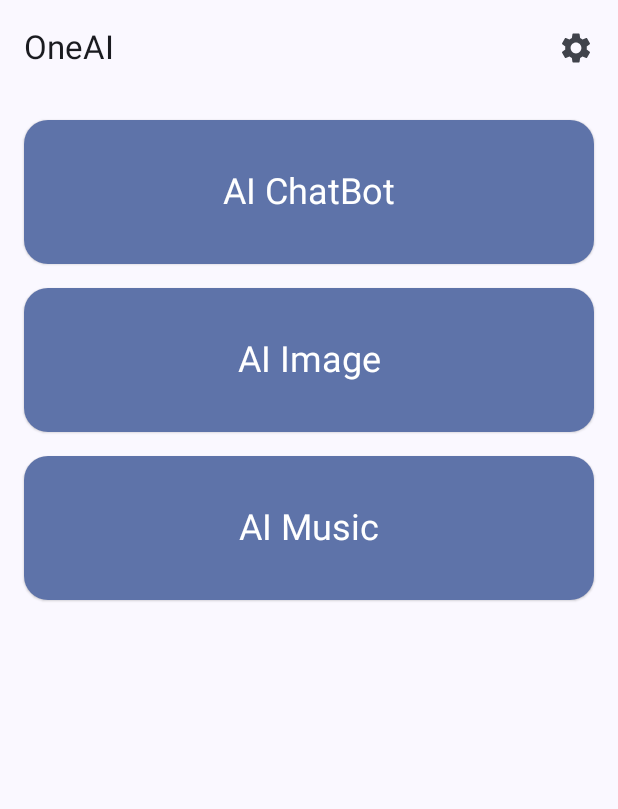
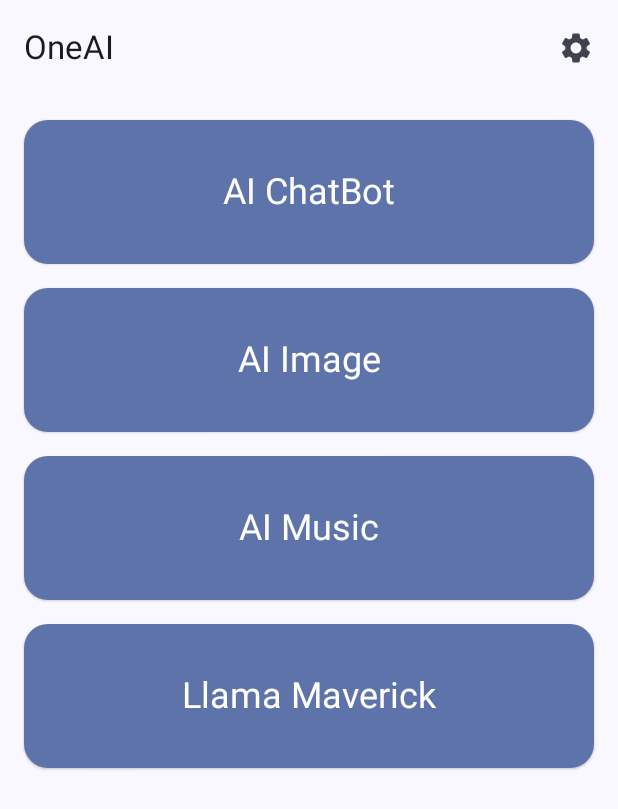
Before and after one commit to Android-by-Kotlin/OneAI-Avatar, an Android app built with Jetpack Compose: the screen it shows after launch (MainActivity), on a phone screen of 412 x 824 dp. Shown: the top 809 px of the screen. Run offline under Robolectric (Android 15) with nearby library versions, the phone set to English and light mode, and no system bars.

Commit message:
added new LLM llama 4 mavrick model in seperate screen

```diff
--- a/app/src/main/java/max/ohm/noai/chatbot/MessageBubble.kt
+++ b/app/src/main/java/max/ohm/noai/chatbot/MessageBubble.kt
@@ -37,7 +37,6 @@ fun MessageBubble(message: Message) {
             ),
             colors = CardDefaults.cardColors(
                 containerColor = if (message.isUser) MaterialTheme.colorScheme.primaryContainer else MaterialTheme.colorScheme.secondaryContainer
-
             )
         ) {
             Column(modifier = Modifier.padding(10.dp)) {
--- a/app/src/main/java/max/ohm/noai/homescreen/HomeScreen.kt
+++ b/app/src/main/java/max/ohm/noai/homescreen/HomeScreen.kt
@@ -123,6 +123,30 @@ fun HomeScreen(navController: NavController) {
                 }
             }
 
+            // Llama Maverick Card
+            ElevatedCard(
+                onClick = { navController.navigate("llamaMaverick") }, // Navigate to Llama Maverick screen
+                modifier = Modifier.fillMaxWidth(),
+                shape = RoundedCornerShape(16.dp),
+                colors = CardDefaults.elevatedCardColors(
+                    containerColor = MaterialTheme.colorScheme.primaryContainer // Light blue color
+                )
+            ) {
+                Row(
+                    modifier = Modifier
+                        .padding(16.dp)
+                        .fillMaxWidth(),
+                    verticalAlignment = Alignment.CenterVertically,
+                    horizontalArrangement = Arrangement.SpaceBetween
+                ) {
+                    // Placeholder for Llama Maverick image
+                    Spacer(modifier = Modifier.size(64.dp)) // Placeholder size
+                    Text("Llama Maverick", style = MaterialTheme.typography.headlineSmall)
+                    // Placeholder for Llama Maverick image
+                    Spacer(modifier = Modifier.size(64.dp)) // Placeholder size
+                }
+            }
+
         }
     }
 }
--- a/app/src/main/java/max/ohm/noai/navigationsystem/AppNavigation.kt
+++ b/app/src/main/java/max/ohm/noai/navigationsystem/AppNavigation.kt
@@ -2,20 +2,20 @@ package max.ohm.noai.navigationsystem
 
 import androidx.compose.runtime.Composable
 import androidx.lifecycle.viewmodel.compose.viewModel
+import androidx.navigation.NavType
 import androidx.navigation.compose.NavHost
 import androidx.navigation.compose.composable
 import androidx.navigation.compose.rememberNavController
+import androidx.navigation.navArgument
 import max.ohm.noai.chatbot.ChatBotScreen
+import max.ohm.noai.chatbot.UnifiedChatBotViewModel
 import max.ohm.noai.homescreen.HomeScreen
 import max.ohm.noai.imagegeneration.ImageGeneratorScreen
-import max.ohm.noai.imagegeneration.UnifiedImageViewModel // Import the new ViewModel
-import max.ohm.noai.ai_music.AiMusicScreen
-import max.ohm.noai.ai_music.AiMusicViewModel
+import max.ohm.noai.imagegeneration.UnifiedImageViewModel
+import max.ohm.noai.llama4mavrick.LlamaMaverickChatScreen
+import max.ohm.noai.llama4mavrick.LlamaMaverickViewModel
 import max.ohm.noai.musicgeneration.MusicGeneratorScreen
 import max.ohm.noai.musicgeneration.MusicViewModel
-import max.ohm.noai.chatbot.UnifiedChatBotViewModel // Import the new UnifiedChatBotViewModel
-import androidx.navigation.NavType
-import androidx.navigation.navArgument
 
 // --- Navigation ---
 @Composable
@@ -55,6 +55,10 @@ fun AppNavigation() {
             val musicViewModel: MusicViewModel = viewModel()
             MusicGeneratorScreen(viewModel = musicViewModel)
         }
+        composable("llamaMaverick") { // Add Llama Maverick destination
+            val llamaMaverickViewModel: LlamaMaverickViewModel = viewModel()
+            LlamaMaverickChatScreen(viewModel = llamaMaverickViewModel)
+        }
         // Add other destinations here (translator)
     }
 }
```
